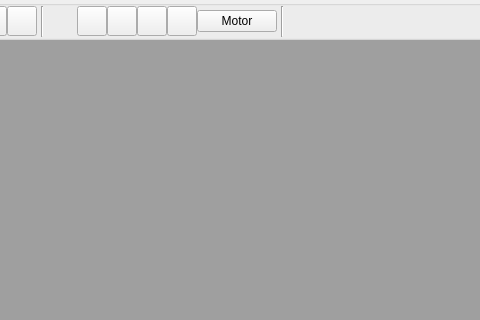
The window that laser_beam_measurements/widgets/main/main_window.ui (d-molchanov/lbm) describes before a commit, drawn with Qt 5; both pictures show x 176 to 656 and y 0 to 320 of the 862 by 659 pixel window.
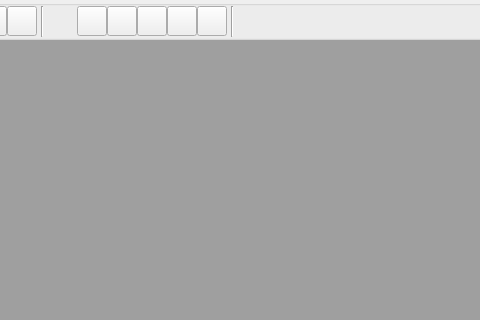
The same window after the commit.

Commit message: Remove text from motor button

The edit to the form file:
```diff
--- a/laser_beam_measurements/widgets/main/main_window.ui
+++ b/laser_beam_measurements/widgets/main/main_window.ui
@@ -462,8 +462,14 @@
        </item>
        <item>
         <widget class="QPushButton" name="show_motor_controller">
+         <property name="maximumSize">
+          <size>
+           <width>30</width>
+           <height>30</height>
+          </size>
+         </property>
          <property name="text">
-          <string>Motor</string>
+          <string/>
          </property>
         </widget>
        </item>
```
